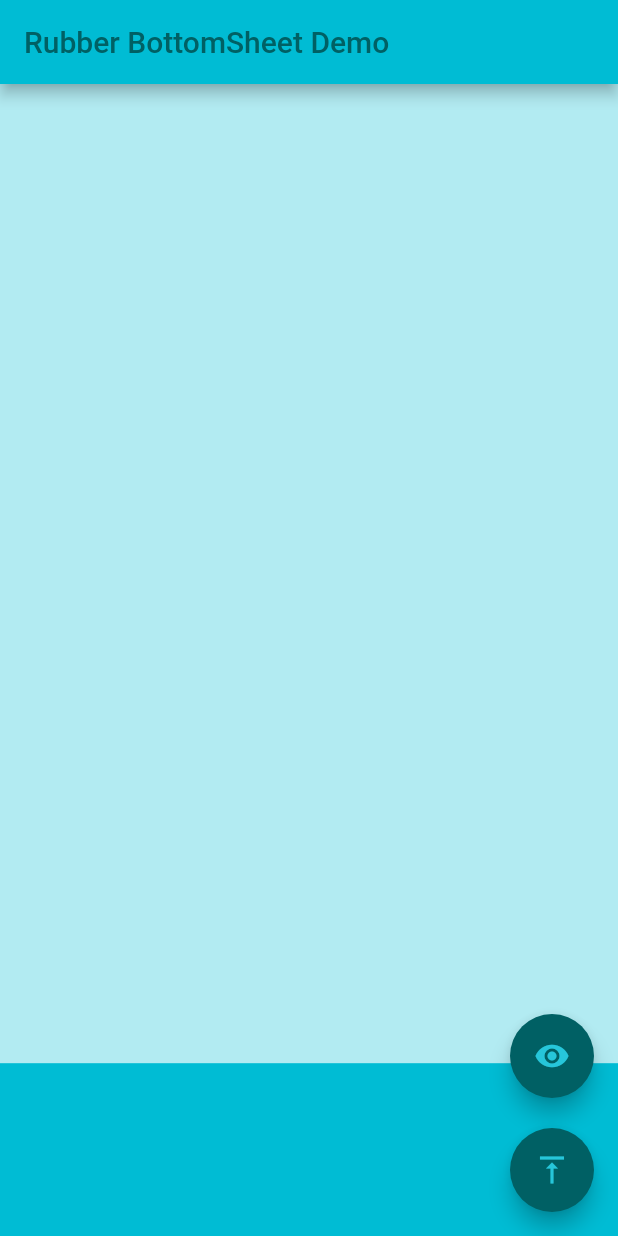
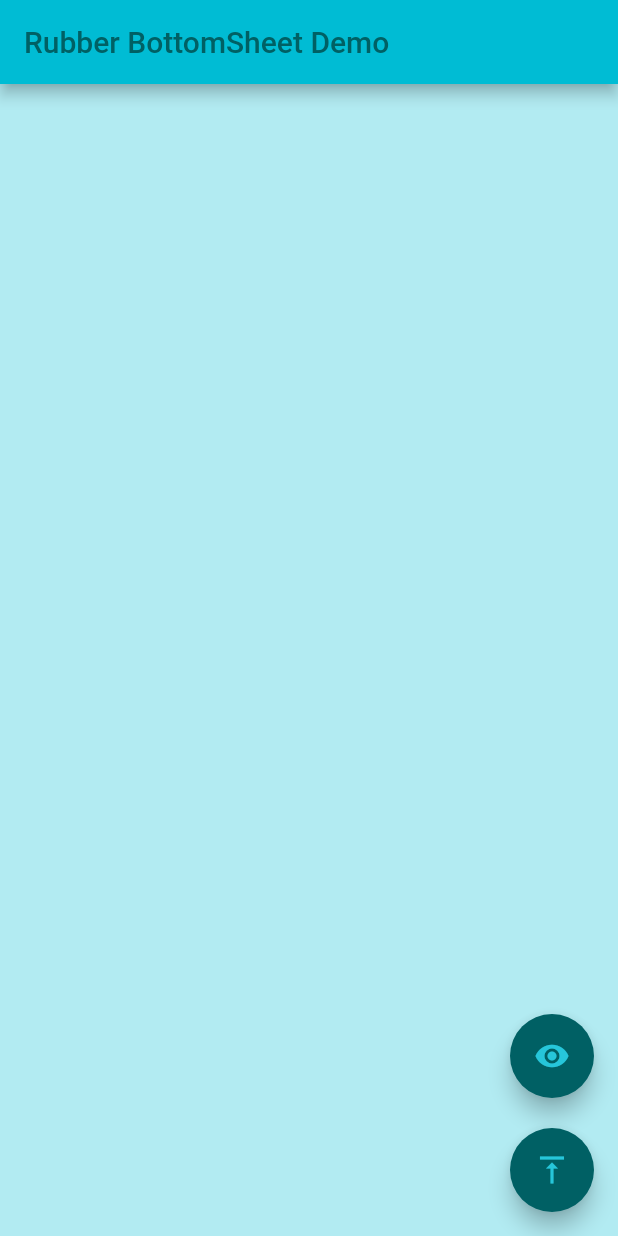
Before and after one commit to mcrovero/rubber, a Flutter app: the screen it shows after launch, after a tap on the "visibility" icon, on a phone screen of 412 x 824 dp. Run offline on Flutter 3.47's test engine with Material 2 defaults, Android fonts, the phone set to English and light mode, and no system bars.

Commit message:
Fixed hiding example

```diff
--- a/example/lib/main.dart
+++ b/example/lib/main.dart
@@ -57,9 +57,6 @@ class _MyHomePageState extends State<MyHomePage> with SingleTickerProviderStateM
   void _expand() {
     _controller.launchTo(AnimationState.expanded);
   }
-  void _hide() {
-    _controller.visibility = !_controller.visibility;
-  }
 
   @override
   Widget build(BuildContext context) {
@@ -78,7 +75,9 @@ class _MyHomePageState extends State<MyHomePage> with SingleTickerProviderStateM
         mainAxisSize: MainAxisSize.min,
         children: <Widget>[
           FloatingActionButton(
-            onPressed: _hide,
+            onPressed: () {
+              _controller.visibility = !_controller.visibility;
+            },
             backgroundColor: Colors.cyan[900],
             foregroundColor: Colors.cyan[400],
             child: Icon(Icons.visibility),
--- a/example/pubspec.yaml
+++ b/example/pubspec.yaml
@@ -16,7 +16,7 @@ dependencies:
   flutter:
     sdk: flutter
 
-  rubber: ^0.1.6
+  rubber: ^0.1.7
     #path: ../
 
   # The following adds the Cupertino Icons font to your application.
--- a/lib/src/bottom_sheet.dart
+++ b/lib/src/bottom_sheet.dart
@@ -45,16 +45,9 @@ class _RubberBottomSheetState extends State<RubberBottomSheet> with TickerProvid
 
   bool _display = true;
   void _statusListener(AnimationStatus status) {
-    if(_controller.visibility && _display) {
-      setState((){
-        _display = false;
-      });
-    }
-    if(!_controller.visibility && !_display){
-      setState((){
-        _display = true;
-      });
-    }
+    setState((){
+      _display = _controller.visibility;
+    });
   }
 
   Widget _buildSlideAnimation(BuildContext context, Widget child) {
--- a/pubspec.yaml
+++ b/pubspec.yaml
@@ -1,6 +1,6 @@
 name: rubber
 description: Rubber is an elastic bottomsheet widget with the customizable material spring animation.
-version: 0.1.6
+version: 0.1.7
 author: Mattia Crovero <mcrovero@gmail.com>
 homepage: https://github.com/mcrovero/rubber
 
```
Also changed, not shown: 1 other file.
